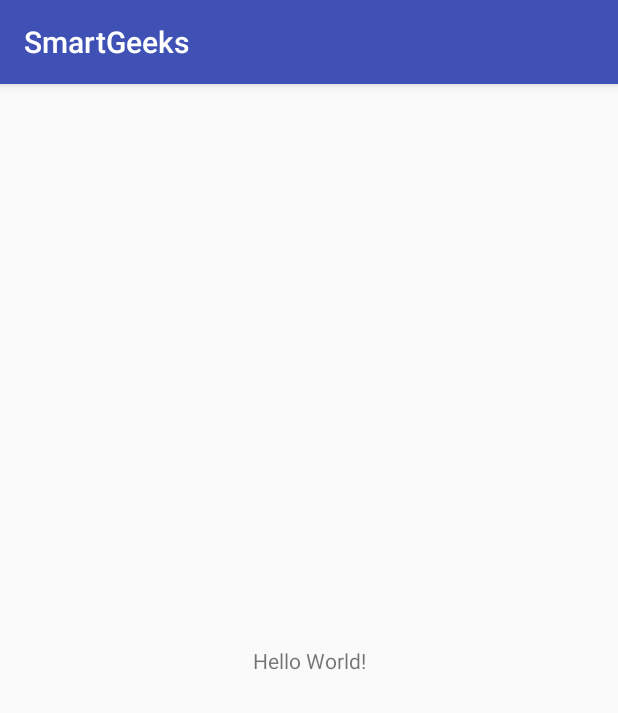
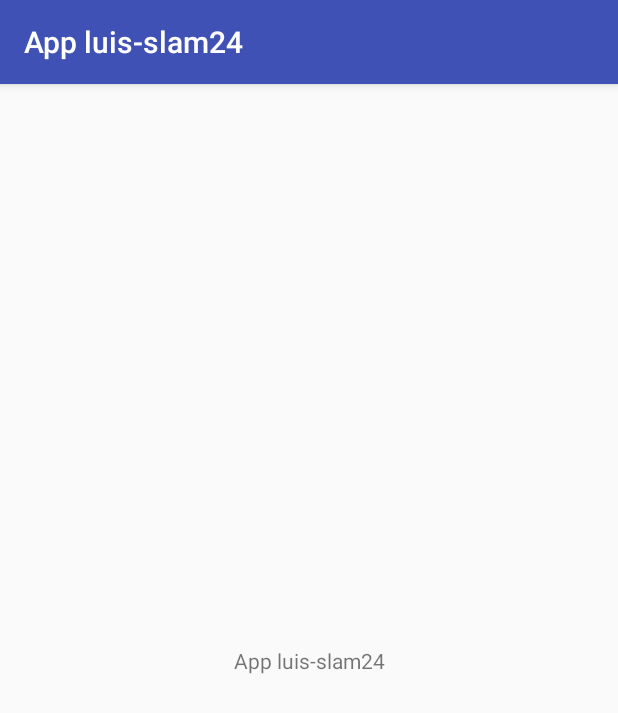
Before and after one commit to dehors/android-SmartGeeks, an Android app: the screen it shows after launch (MainActivity), on a phone screen of 412 x 824 dp. Shown: the top 713 px of the screen. Run offline under Robolectric (Android 15) with nearby library versions, the phone set to English and light mode, and no system bars.

Commit message:
feat: Update strings.xml

```diff
--- a/app/src/main/AndroidManifest.xml
+++ b/app/src/main/AndroidManifest.xml
@@ -1,6 +1,6 @@
 <?xml version="1.0" encoding="utf-8"?>
 <manifest xmlns:android="http://schemas.android.com/apk/res/android"
-    package="com.example.slam24.smartgeeks">
+    package="com.example.slam24.smartgeeks" >
 
     <application
         android:allowBackup="true"
@@ -8,8 +8,8 @@
         android:label="@string/app_name"
         android:roundIcon="@mipmap/ic_launcher_round"
         android:supportsRtl="true"
-        android:theme="@style/AppTheme">
-        <activity android:name=".MainActivity">
+        android:theme="@style/AppTheme" >
+        <activity android:name=".MainActivity" >
             <intent-filter>
                 <action android:name="android.intent.action.MAIN" />
 
--- a/app/src/main/res/layout/activity_main.xml
+++ b/app/src/main/res/layout/activity_main.xml
@@ -1,7 +1,8 @@
 <?xml version="1.0" encoding="utf-8"?>
-<android.support.constraint.ConstraintLayout xmlns:android="http://schemas.android.com/apk/res/android"
+<android.support.constraint.ConstraintLayout
+    xmlns:android="http://schemas.android.com/apk/res/android"
+    xmlns:tools="http://schemas.android.com/tools"
     xmlns:app="http://schemas.android.com/apk/res-auto"
-    xmlns:tools="http://schemas.android.com/tools"
     android:layout_width="match_parent"
     android:layout_height="match_parent"
     tools:context="com.example.slam24.smartgeeks.MainActivity">
@@ -9,7 +10,7 @@
     <TextView
         android:layout_width="wrap_content"
         android:layout_height="wrap_content"
-        android:text="Hello World!"
+        android:text="@string/app_name"
         app:layout_constraintBottom_toBottomOf="parent"
         app:layout_constraintLeft_toLeftOf="parent"
         app:layout_constraintRight_toRightOf="parent"
--- a/app/src/main/res/values/strings.xml
+++ b/app/src/main/res/values/strings.xml
@@ -1,3 +1,3 @@
 <resources>
-    <string name="app_name">SmartGeeks</string>
+    <string name="app_name">App luis-slam24</string>
 </resources>
```
